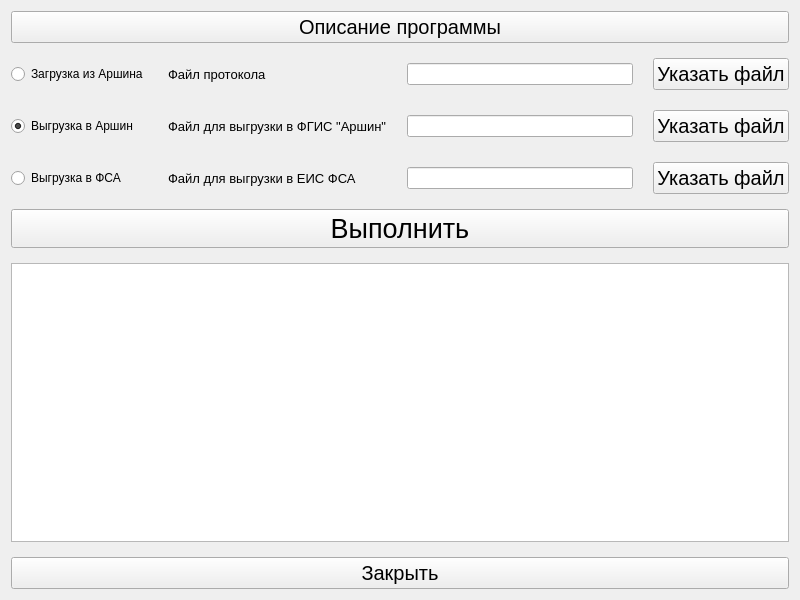
Old version of the form interfif.ui in the repository AlexAkatyev/InterFIF.
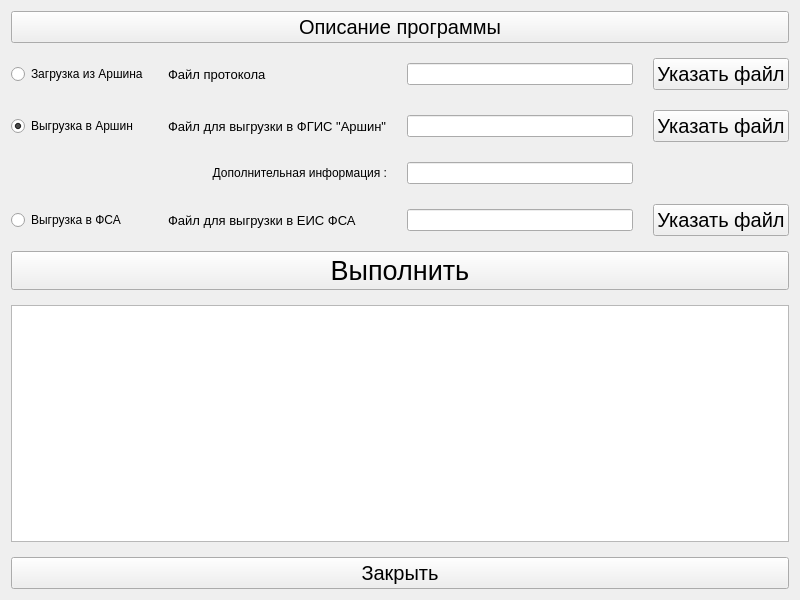
New version of the form.

Commit message: Вводить дополнительную информацию в Аршин

```diff
--- a/interfif.ui
+++ b/interfif.ui
@@ -40,10 +40,7 @@
      <property name="spacing">
       <number>20</number>
      </property>
-     <item row="3" column="2">
-      <widget class="QLineEdit" name="ArshinName"/>
-     </item>
-     <item row="4" column="1">
+     <item row="5" column="1">
       <widget class="QLabel" name="label">
        <property name="font">
         <font>
@@ -55,18 +52,6 @@
        </property>
       </widget>
      </item>
-     <item row="4" column="3">
-      <widget class="QPushButton" name="PointerFsaFile">
-       <property name="font">
-        <font>
-         <pointsize>15</pointsize>
-        </font>
-       </property>
-       <property name="text">
-        <string>Указать файл</string>
-       </property>
-      </widget>
-     </item>
      <item row="3" column="0">
       <widget class="QRadioButton" name="SelectArshin">
        <property name="text">
@@ -77,11 +62,26 @@
        </property>
       </widget>
      </item>
-     <item row="4" column="2">
+     <item row="3" column="2">
+      <widget class="QLineEdit" name="ArshinName"/>
+     </item>
+     <item row="2" column="3">
+      <widget class="QPushButton" name="SelectorProtocol">
+       <property name="font">
+        <font>
+         <pointsize>15</pointsize>
+        </font>
+       </property>
+       <property name="text">
+        <string>Указать файл</string>
+       </property>
+      </widget>
+     </item>
+     <item row="5" column="2">
       <widget class="QLineEdit" name="FsaName"/>
      </item>
-     <item row="3" column="3">
-      <widget class="QPushButton" name="PointerArshinFile">
+     <item row="5" column="3">
+      <widget class="QPushButton" name="PointerFsaFile">
        <property name="font">
         <font>
          <pointsize>15</pointsize>
@@ -92,13 +92,6 @@
        </property>
       </widget>
      </item>
-     <item row="4" column="0">
-      <widget class="QRadioButton" name="SelectFSA">
-       <property name="text">
-        <string>Выгрузка в ФСА</string>
-       </property>
-      </widget>
-     </item>
      <item row="3" column="1">
       <widget class="QLabel" name="label_2">
        <property name="font">
@@ -111,6 +104,13 @@
        </property>
       </widget>
      </item>
+     <item row="5" column="0">
+      <widget class="QRadioButton" name="SelectFSA">
+       <property name="text">
+        <string>Выгрузка в ФСА</string>
+       </property>
+      </widget>
+     </item>
      <item row="2" column="1">
       <widget class="QLabel" name="label_3">
        <property name="font">
@@ -123,11 +123,8 @@
        </property>
       </widget>
      </item>
-     <item row="2" column="2">
-      <widget class="QLineEdit" name="ProtokolName"/>
-     </item>
-     <item row="2" column="3">
-      <widget class="QPushButton" name="SelectorProtocol">
+     <item row="3" column="3">
+      <widget class="QPushButton" name="PointerArshinFile">
        <property name="font">
         <font>
          <pointsize>15</pointsize>
@@ -145,6 +142,26 @@
        </property>
       </widget>
      </item>
+     <item row="2" column="2">
+      <widget class="QLineEdit" name="ProtokolName"/>
+     </item>
+     <item row="4" column="2">
+      <widget class="QLineEdit" name="AdditionalInfo">
+       <property name="maxLength">
+        <number>1024</number>
+       </property>
+      </widget>
+     </item>
+     <item row="4" column="1">
+      <widget class="QLabel" name="label_4">
+       <property name="text">
+        <string>Дополнительная информация :</string>
+       </property>
+       <property name="alignment">
+        <set>Qt::AlignRight|Qt::AlignTrailing|Qt::AlignVCenter</set>
+       </property>
+      </widget>
+     </item>
     </layout>
    </item>
    <item>
```
The commit also changes 2 other files.
